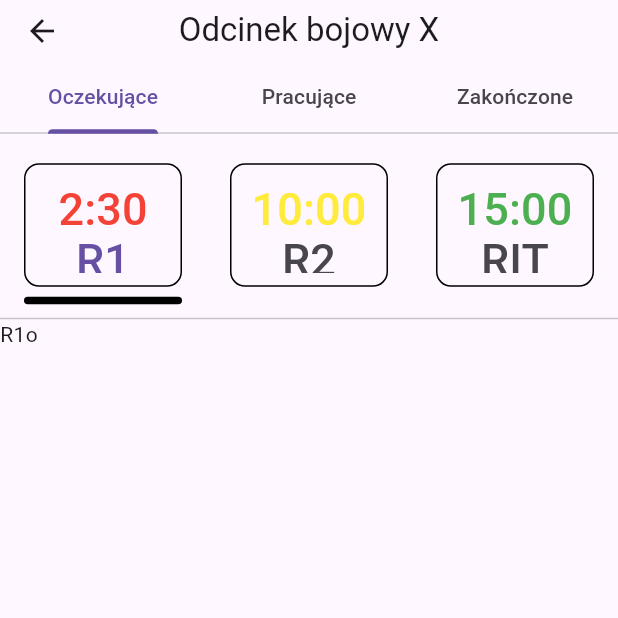
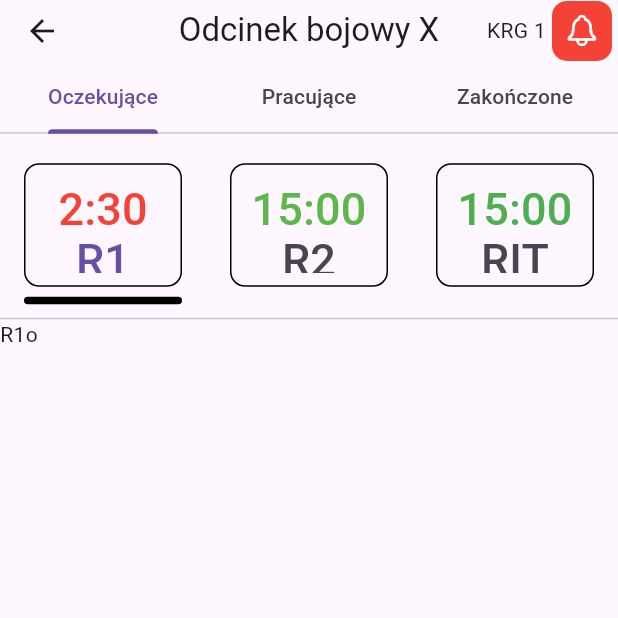
Before and after one commit to Adam-Lukaszewicz/OxyGuard, a Flutter app: the screen it shows after launch, after a tap on "Stwórz akcję", on a phone screen of 412 x 824 dp, the top half of it. Run offline on Flutter 3.47's test engine with Material 3 defaults, Android fonts, the phone set to English and light mode, and no system bars.

Commit message:
Persist through tabs, manage page state

```diff
--- a/oxy_guard/lib/actionList.dart
+++ b/oxy_guard/lib/actionList.dart
@@ -8,8 +8,8 @@ class ActionList extends StatelessWidget{
       body: SafeArea(
         child: Column(
           children: [
-            Text("TODO"),
-            ElevatedButton(onPressed: () {Navigator.pop(context);}, child: Text("Wróć")),
+            const Text("TODO"),
+            ElevatedButton(onPressed: () {Navigator.pop(context);}, child: const Text("Wróć")),
           ],
         ),
       ),
--- a/oxy_guard/lib/main.dart
+++ b/oxy_guard/lib/main.dart
@@ -30,7 +30,7 @@
     return Scaffold(
       appBar: AppBar(
         backgroundColor: Theme.of(context).colorScheme.inversePrimary,
-        title: Center(child: Text("OxyGuard")),
+        title: const Center(child: Text("OxyGuard")),
       ),
       body: Center(
         child: Column(
@@ -43,7 +43,7 @@
                   MaterialPageRoute(builder: (context) => const ActionList()),
                 );
               },
-              child: Center(child: Text("Dołącz do akcji"))
+              child: const Center(child: Text("Dołącz do akcji"))
               ),
               ElevatedButton(
               onPressed: () {
@@ -53,7 +53,7 @@
                   //Ten skok nie będzie od razu do managmentu, jak na razie robię przykład UI
                 );
               },
-              child: Center(child: Text("Stwórz akcję"))
+              child: const Center(child: Text("Stwórz akcję"))
               ),
           ],
         ),
--- a/oxy_guard/lib/managePage.dart
+++ b/oxy_guard/lib/managePage.dart
@@ -1,7 +1,7 @@
 import 'package:flutter/cupertino.dart';
 import 'package:flutter/material.dart';
-import 'package:flutter/widgets.dart';
 import 'package:oxy_guard/squadPage.dart';
+import 'package:provider/provider.dart';
 
 class ManagePage extends StatefulWidget {
   const ManagePage({super.key});
@@ -20,7 +20,9 @@ class _ManagePageState extends State<ManagePage>
 
   @override
   Widget build(BuildContext context) {
-    return MaterialApp(
+    return ChangeNotifierProvider(
+      create: (context) => CategoryModel(),
+      child: MaterialApp(
         home: DefaultTabController(
           length: categories.length,
           child: Scaffold(
@@ -37,14 +39,24 @@ class _ManagePageState extends State<ManagePage>
                 bottom: const TabBar(
                   tabs: categories,
                 ),
+                actions: [
+                  const Text("KRG 1"), //TODO: Ekran konfiguracyjny
+                  IconButton(onPressed: (){}, icon: const Icon(IconData(0xf3e1, fontFamily: CupertinoIcons.iconFont, fontPackage: CupertinoIcons.iconFontPackage)),
+                  style: const ButtonStyle(
+                    backgroundColor: MaterialStatePropertyAll(Colors.red),
+                    foregroundColor: MaterialStatePropertyAll(Colors.white),
+                    shape: MaterialStatePropertyAll(RoundedRectangleBorder(borderRadius: BorderRadius.all(Radius.circular(10))))
+                  ))
+                ],
               ),
-            body: TabBarView(
+              body: const TabBarView(
                 children: [
                   Category(),
                   Category(),
                   Category(),
                 ],
               )),
+        ),
       ),
     );
   }
@@ -56,12 +68,33 @@ class Category extends StatefulWidget {
   State<Category> createState() => _CategoryState();
 }
 
+class CategoryModel extends ChangeNotifier{
+  var oxygenValue = 300.0;
+  var remainingTime = 900;
+
+  void update(double newOxygen, double usageRate){
+    oxygenValue = newOxygen;
+    remainingTime = (oxygenValue - 60)~/usageRate;
+    notifyListeners();
+  }
+
+  void advanceTime(){
+    remainingTime--;
+    if (remainingTime < 0) remainingTime = 0;
+    notifyListeners();
+  }
+  //TODO: Funkcja, która rusza oxygen value z czasem, jeśli tego potrzebujemy
+}
+
 class _CategoryState extends State<Category>
-    with SingleTickerProviderStateMixin {
+    with AutomaticKeepAliveClientMixin, SingleTickerProviderStateMixin {
   late TabController _tabController;
   var timeR1 = 150;
   var timeR2 = 600;
   var timeRIT = 900;
+
+  @override
+  bool get wantKeepAlive => true;
 
   @override
   void initState() {
@@ -80,7 +113,7 @@ class _CategoryState extends State<Category>
     var screenHeight = MediaQuery.of(context).size.height;
     return Column(
       children: [
-        Container(
+        SizedBox(
           height: screenHeight * 0.15,
           child: TabBar(
             tabs: <Tab>[
@@ -89,7 +122,7 @@ class _CategoryState extends State<Category>
                 child: Container(
                   decoration: BoxDecoration(
                     border: Border.all(color: Colors.black),
-                    borderRadius: BorderRadius.all(Radius.circular(10)),
+                    borderRadius: const BorderRadius.all(Radius.circular(10)),
                     //color: Colors.grey,
                   ),
                   child: Padding(
@@ -143,11 +176,14 @@ class _CategoryState extends State<Category>
                           left: 0,
                           right: 0,
                           child: Center(
-                            child: Text('${timeR2 ~/ 60}:${timeR2 % 60 < 10 ? "0${timeR2 % 60}" : "${timeR2 % 60}"}',
-                                style: const TextStyle(
-                                  color: Colors.yellow,
+                            child: Consumer<CategoryModel>(
+                              builder: (context, cat, child){
+                              return Text('${cat.remainingTime ~/ 60}:${cat.remainingTime % 60 < 10 ? "0${cat.remainingTime % 60}" : "${cat.remainingTime % 60}"}',
+                                  style: TextStyle(
+                                    color: HSVColor.lerp(HSVColor.fromColor(Colors.green), HSVColor.fromColor(Colors.red), 1 - (cat.oxygenValue-60)/270)!.toColor(),
                                     fontSize: 30,
-                                )),
+                                  ));}
+                            ),
                           ),
                         ),
                         const Positioned(
@@ -213,7 +249,7 @@ class _CategoryState extends State<Category>
             ],
             controller: _tabController,
             indicatorColor: Colors.black,
-            indicatorPadding: EdgeInsets.only(bottom: 10),
+            indicatorPadding: const EdgeInsets.only(bottom: 10),
             indicatorSize: TabBarIndicatorSize.label,
             indicator: const UnderlineTabIndicator(
               borderRadius: BorderRadius.all(Radius.circular(5)),
@@ -221,12 +257,12 @@ class _CategoryState extends State<Category>
             ),
           ),
         ),
-        Container(
+        SizedBox(
           height: screenHeight * 0.70,
           child: TabBarView(controller: _tabController, children: [
-            Text("R1o"),
+            const Text("R1o"),
             SquadPage(),
-            Text("R3o"),
+            const Text("R3o"),
           ]),
         ),
       ],
--- /dev/null
+++ b/oxy_guard/lib/stateWatcher.dart
@@ -0,0 +1,5 @@
+import 'package:flutter/cupertino.dart';
+
+class StateWatcher extends ChangeNotifier{
+  //Podejrzewam, że tutaj będzie można przechowywać informację o rotach itd itp do zapisywania i rekonstruowania przy rebootach lub zmianach urządzenia, ale to jest wstępny koncept - potrzebujemy zrobić bazę danych i podstawową synchronizację z nią.
+}
--- a/oxy_guard/pubspec.yaml
+++ b/oxy_guard/pubspec.yaml
@@ -35,6 +35,7 @@ dependencies:
   # The following adds the Cupertino Icons font to your application.
   # Use with the CupertinoIcons class for iOS style icons.
   cupertino_icons: ^1.0.6
+  provider: ^6.1.2
 
 dev_dependencies:
   flutter_test:
```
Also changed, not shown: oxy_guard/lib/squadPage.dart (+141 -68 lines). Lines whose indentation alone changed are shown as unchanged.
